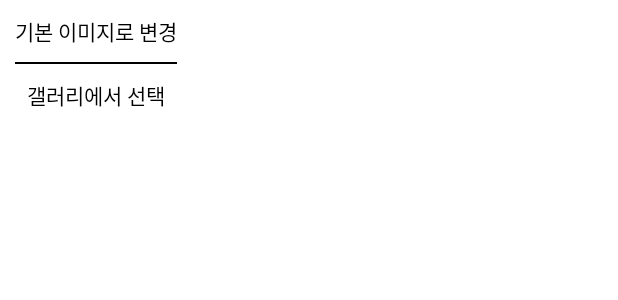
After one commit to uuranus/Moa, an Android app: the layout activity_register_profileimg_alertdialog.xml on its own in the app's theme, with its tools: preview values and no code run, on a phone screen of 412 x 824 dp. The commit adds this screen. Shown: the top 300 px of the screen. Run offline under Robolectric (Android 15) with nearby library versions, the phone set to English and light mode, and no system bars.

Commit message:
register nickname&profile_img

```diff
--- a/app/src/main/java/com/moa/moa/LoginActivity.kt
+++ b/app/src/main/java/com/moa/moa/LoginActivity.kt
@@ -51,9 +51,6 @@ class LoginActivity : AppCompatActivity() {
 
     private val logoutButton: Button by lazy{
         findViewById(R.id.logoutButton)
-    }
-    private val resultTextView:TextView by lazy{
-        findViewById(R.id.resultTextView)
     }
 
     override fun onCreate(savedInstanceState: Bundle?) {
@@ -109,7 +106,6 @@ class LoginActivity : AppCompatActivity() {
                 }
 
                 override fun onSuccess(result: NidProfileResponse) {
-                    resultTextView.text=result.toString()
                     val intent=Intent(this@LoginActivity,RegisterActivity::class.java)
                     intent.putExtra("userEmail",result.profile?.email)
                     startActivity(intent)
--- /dev/null
+++ b/app/src/main/res/layout/activity_register_profileimg_alertdialog.xml
@@ -0,0 +1,30 @@
+<?xml version="1.0" encoding="utf-8"?>
+<LinearLayout xmlns:android="http://schemas.android.com/apk/res/android"
+    xmlns:tools="http://schemas.android.com/tools"
+    android:id="@+id/layoutDialog"
+    android:layout_width="wrap_content"
+    android:layout_height="wrap_content"
+    android:orientation="vertical"
+    android:padding="10dp"
+    android:gravity="center">
+
+    <TextView
+        android:id="@+id/profileChooseDefault"
+        android:layout_width="wrap_content"
+        android:layout_height="wrap_content"
+        android:layout_marginBottom="10dp"
+        android:text="기본 이미지로 변경"
+        android:textColor="@color/design_default_color_on_secondary"/>
+
+    <View
+        android:layout_width="match_parent"
+        android:layout_height="1dp"
+        android:background="@color/design_default_color_on_secondary"/>
+    <TextView
+        android:id="@+id/profileChooseGallery"
+        android:layout_width="wrap_content"
+        android:layout_height="wrap_content"
+        android:layout_marginTop="10dp"
+        android:text="갤러리에서 선택"
+        android:textColor="@color/design_default_color_on_secondary"/>
+</LinearLayout>
--- a/app/src/main/res/layout/fragment_profile.xml
+++ b/app/src/main/res/layout/fragment_profile.xml
@@ -28,7 +28,7 @@
         app:layout_constraintHorizontal_chainStyle="packed"
         android:layout_marginRight="20dp"
         android:layout_marginTop="20dp"
-        android:src="@color/black"
+        android:src="@drawable/default_img"
         app:civ_border_width="2dp"
         app:civ_border_color="@color/purple_200"/>
 
```
Also changed, not shown: app/src/main/java/com/moa/moa/ProfileFragment.kt (+37 -8 lines), app/src/main/java/com/moa/moa/RegisterActivity.kt (+22 -0 lines), app/src/main/res/layout/activity_login.xml (+37 -17 lines), app/src/main/res/drawable-v24/default_img.png (added).
